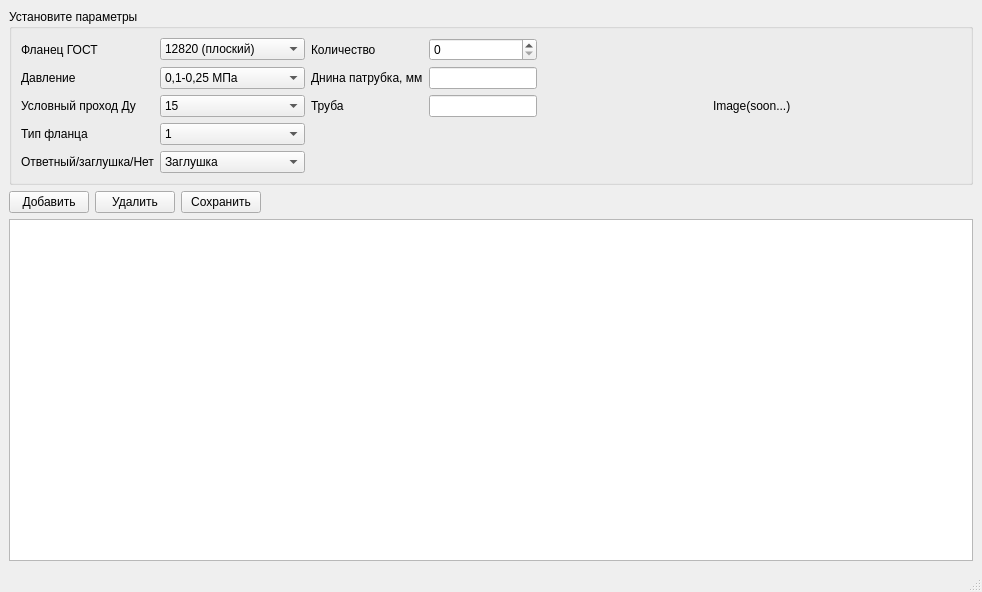
Above: main.ui from Atomini/ASF before the change. Below: the same form after it.
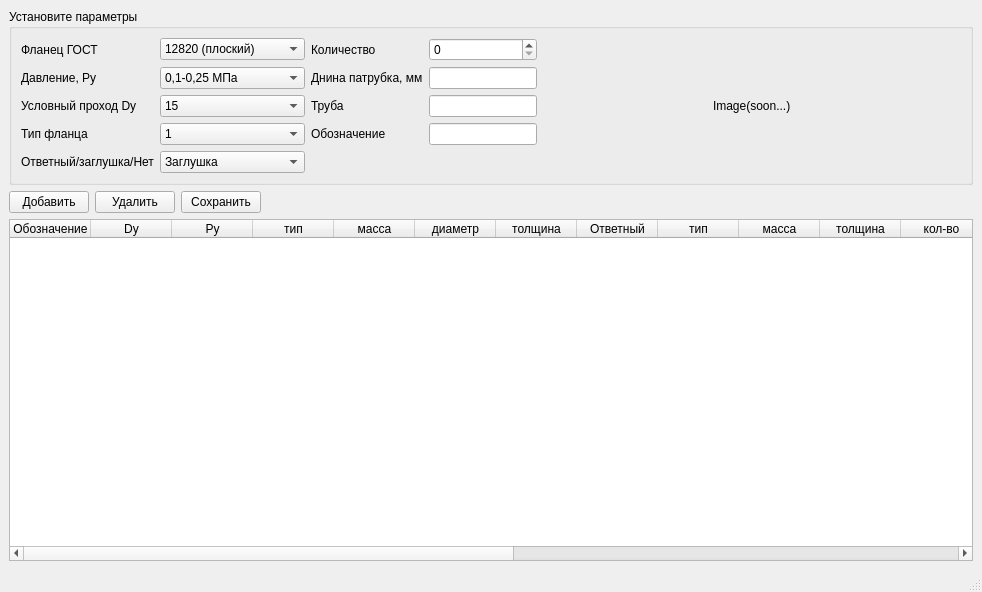
That is the form after the change.

Commit message: change QTableView to QTableWidget in interface

```diff
--- a/main.ui
+++ b/main.ui
@@ -47,14 +47,14 @@
          <item row="1" column="0">
           <widget class="QLabel" name="label_2">
            <property name="text">
-            <string>Давление</string>
+            <string>Давление, Py</string>
            </property>
           </widget>
          </item>
          <item row="2" column="0">
           <widget class="QLabel" name="label_3">
            <property name="text">
-            <string>Условный проход Ду</string>
+            <string>Условный проход Dy</string>
            </property>
           </widget>
          </item>
@@ -283,6 +283,16 @@
            </property>
           </widget>
          </item>
+         <item row="3" column="2">
+          <widget class="QLabel" name="label_9">
+           <property name="text">
+            <string>Обозначение</string>
+           </property>
+          </widget>
+         </item>
+         <item row="3" column="3">
+          <widget class="QLineEdit" name="lineEdit_name"/>
+         </item>
         </layout>
        </item>
        <item>
@@ -360,7 +370,119 @@
      </layout>
     </item>
     <item>
-     <widget class="QTableView" name="tableView"/>
+     <widget class="QTableWidget" name="tableWidget">
+      <attribute name="horizontalHeaderMinimumSectionSize">
+       <number>50</number>
+      </attribute>
+      <attribute name="horizontalHeaderDefaultSectionSize">
+       <number>81</number>
+      </attribute>
+      <column>
+       <property name="text">
+        <string>Обозначение</string>
+       </property>
+      </column>
+      <column>
+       <property name="text">
+        <string>Dy</string>
+       </property>
+      </column>
+      <column>
+       <property name="text">
+        <string>Py</string>
+       </property>
+      </column>
+      <column>
+       <property name="text">
+        <string>тип</string>
+       </property>
+      </column>
+      <column>
+       <property name="text">
+        <string>масса</string>
+       </property>
+      </column>
+      <column>
+       <property name="text">
+        <string>диаметр</string>
+       </property>
+      </column>
+      <column>
+       <property name="text">
+        <string>толщина</string>
+       </property>
+      </column>
+      <column>
+       <property name="text">
+        <string>Ответный</string>
+       </property>
+      </column>
+      <column>
+       <property name="text">
+        <string>тип</string>
+       </property>
+      </column>
+      <column>
+       <property name="text">
+        <string>масса</string>
+       </property>
+      </column>
+      <column>
+       <property name="text">
+        <string>толщина</string>
+       </property>
+      </column>
+      <column>
+       <property name="text">
+        <string>кол-во</string>
+       </property>
+      </column>
+      <column>
+       <property name="text">
+        <string>Новый столбец</string>
+       </property>
+      </column>
+      <column>
+       <property name="text">
+        <string>крепеж</string>
+       </property>
+      </column>
+      <column>
+       <property name="text">
+        <string>длина шпильки</string>
+       </property>
+      </column>
+      <column>
+       <property name="text">
+        <string>кол-во</string>
+       </property>
+      </column>
+      <column>
+       <property name="text">
+        <string>шайбы кол-во</string>
+       </property>
+      </column>
+      <column>
+       <property name="text">
+        <string>Новый столбец</string>
+       </property>
+      </column>
+      <column>
+       <property name="text">
+        <string>прокладка</string>
+       </property>
+      </column>
+      <column>
+       <property name="text">
+        <string>кол-во</string>
+       </property>
+      </column>
+      <column>
+       <property name="text">
+        <string>длина трубы</string>
+       </property>
+      </column>
+     </widget>
     </item>
    </layout>
   </widget>
```
The commit also changes 1 other file.
